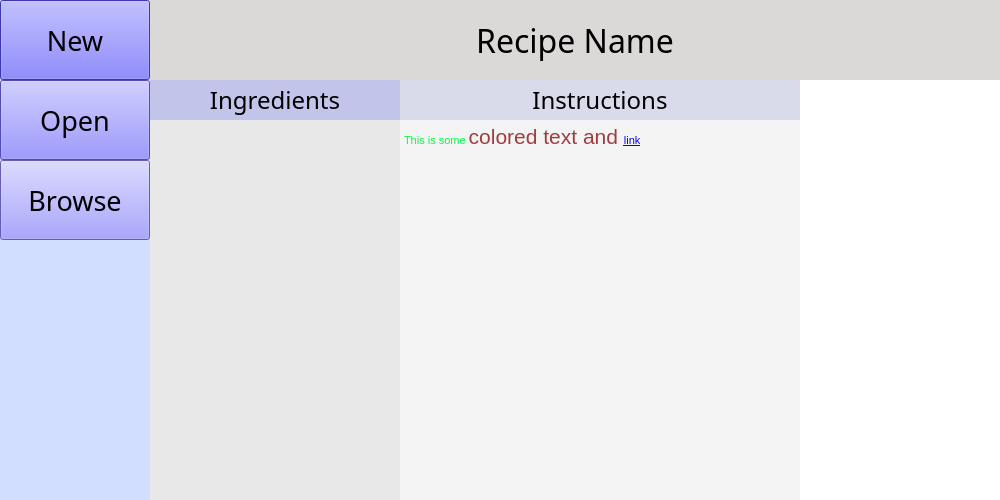
The window that gui/mainwindow.ui (andrewlalis/RecipeDB) describes before a commit, drawn with Qt 5.
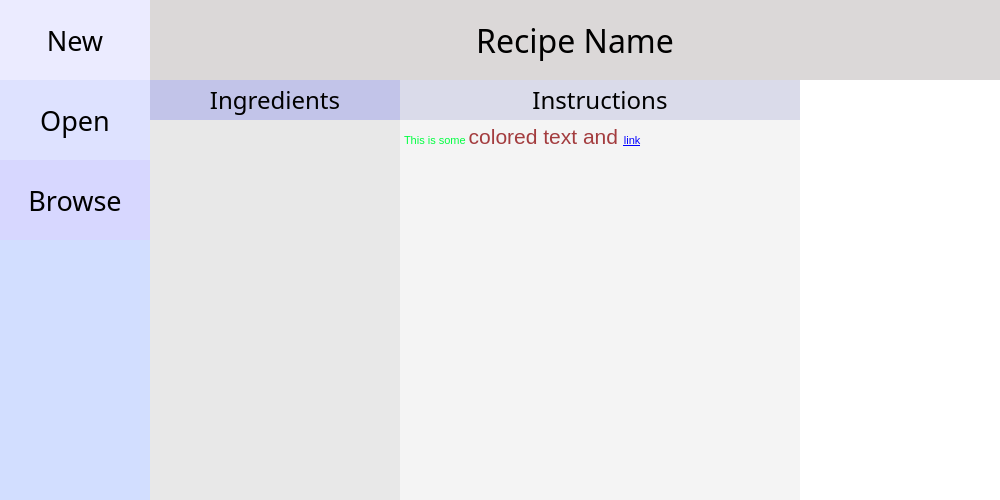
The same window after the commit.

What changed in the file:
```diff
--- a/gui/mainwindow.ui
+++ b/gui/mainwindow.ui
@@ -109,12 +109,25 @@
             </property>
             <property name="font">
              <font>
-              <family>Source Sans Pro Light</family>
+              <family>Noto Sans CJK KR Light</family>
               <pointsize>20</pointsize>
+              <stylestrategy>PreferAntialias</stylestrategy>
              </font>
             </property>
+            <property name="autoFillBackground">
+             <bool>false</bool>
+            </property>
             <property name="styleSheet">
-             <string notr="true">background-color: rgb(83, 75, 255);</string>
+             <string notr="true">QPushButton#newButton {
+	background-color: rgb(235, 235, 255);
+	border: 0px;
+}
+QPushButton#newButton:hover{
+	background-color: rgb(245, 245, 255);
+}
+QPushButton#newButton:pressed{
+	background-color: rgb(255, 255, 255);
+}</string>
             </property>
             <property name="text">
              <string>New</string>
@@ -134,12 +147,22 @@
             </property>
             <property name="font">
              <font>
-              <family>Source Sans Pro Light</family>
+              <family>Noto Sans CJK KR Light</family>
               <pointsize>20</pointsize>
+              <stylestrategy>PreferAntialias</stylestrategy>
              </font>
             </property>
             <property name="styleSheet">
-             <string notr="true">background-color: rgb(112, 105, 255);</string>
+             <string notr="true">QPushButton#openButton {
+	background-color: rgb(222, 226, 255);
+	border: 0px;
+}
+QPushButton#openButton:hover{
+	background-color: rgb(232, 236, 255);
+}
+QPushButton#openButton:pressed{
+	background-color: rgb(255, 255, 255);
+}</string>
             </property>
             <property name="text">
              <string>Open</string>
@@ -156,16 +179,32 @@
             </property>
             <property name="font">
              <font>
-              <family>Source Sans Pro Light</family>
+              <family>Noto Sans CJK KR Light</family>
               <pointsize>20</pointsize>
+              <stylestrategy>PreferAntialias</stylestrategy>
              </font>
             </property>
+            <property name="autoFillBackground">
+             <bool>false</bool>
+            </property>
             <property name="styleSheet">
-             <string notr="true">background-color: rgb(137, 131, 255);</string>
+             <string notr="true">QPushButton#browseButton {
+	background-color: rgb(215, 215, 255);
+	border: 0px;
+}
+QPushButton#browseButton:hover{
+	background-color: rgb(225, 225, 255);
+}
+QPushButton#browseButton:pressed{
+	background-color: rgb(255, 255, 255);
+}</string>
             </property>
             <property name="text">
              <string>Browse</string>
             </property>
+            <property name="flat">
+             <bool>false</bool>
+            </property>
            </widget>
           </item>
          </layout>
```
Left out of the diff: 25 changed lines with no effect on the pictures.
